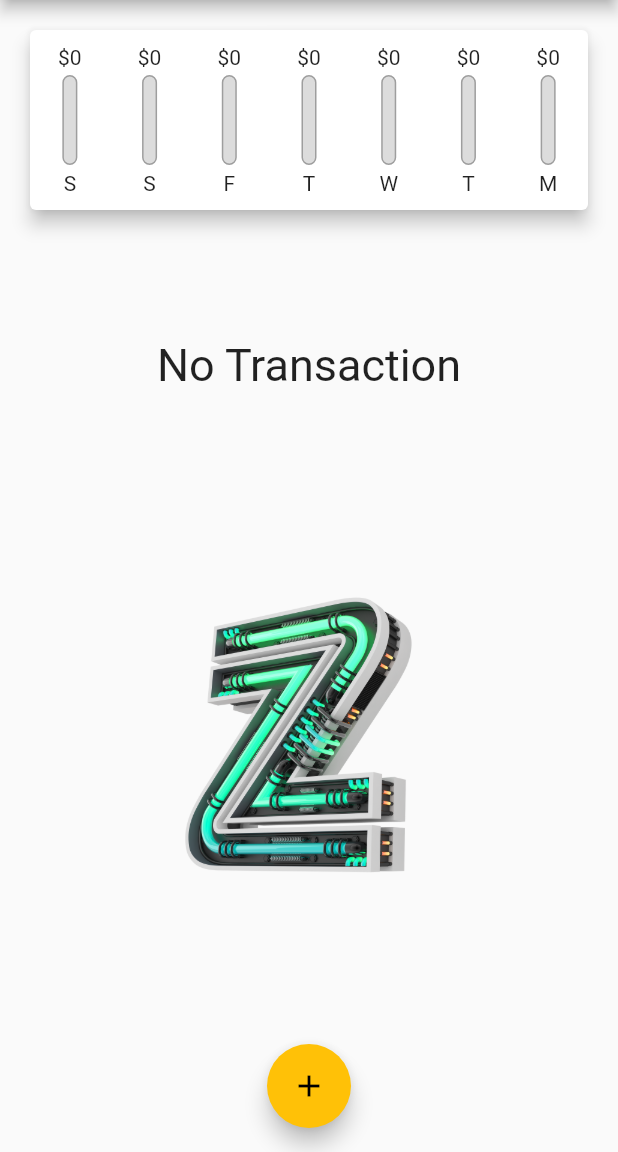
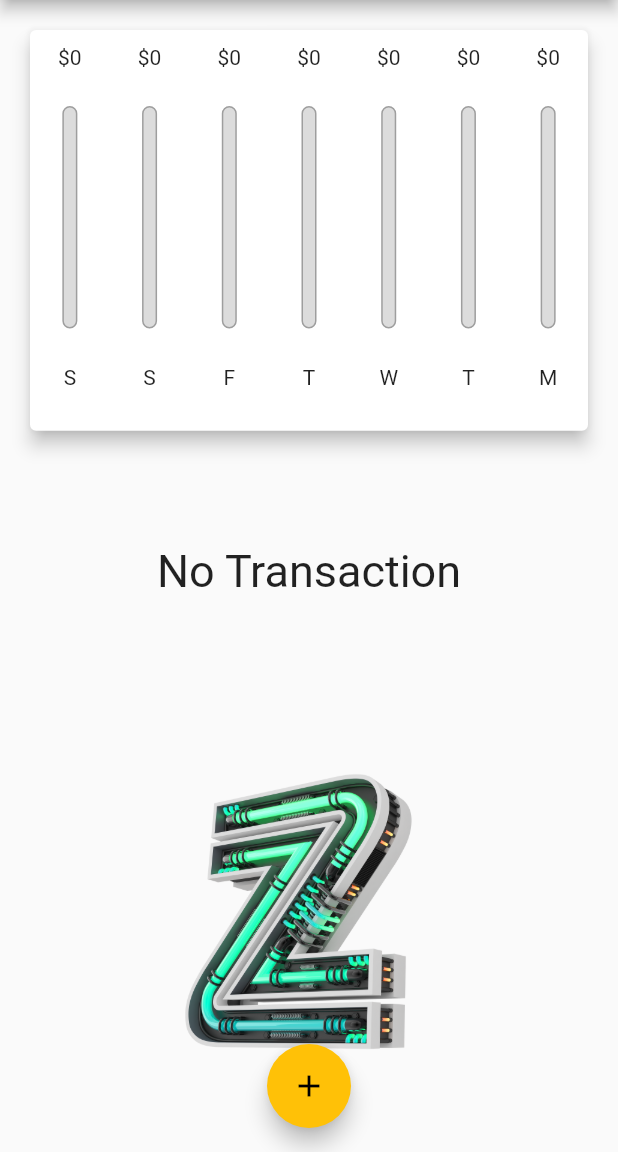
Before and after one commit to msarifin29/expense_app, a Flutter app: the screen it shows after launch, on a phone screen of 412 x 824 dp, the part 84-1236 px from its top. Run offline on Flutter 3.47's test engine with Material 2 defaults, Android fonts, the phone set to English and light mode, and no system bars.

Commit message:
menambahkan mediaquery

```diff
--- a/lib/main.dart
+++ b/lib/main.dart
@@ -45,6 +45,13 @@ class ExpenseApp extends StatefulWidget {
 
 class _ExpenseAppState extends State<ExpenseApp> {
   final List<Transaction> _userTransactions = [];
+  final appBar = AppBar(
+    title: const Text(
+      'Personal Expense',
+      style: TextStyle(fontFamily: 'OpenSans'),
+    ),
+    centerTitle: true,
+  );
 
   List<Transaction> get _recentTransaction {
     return _userTransactions.where((tx) {
@@ -80,20 +87,24 @@ class _ExpenseAppState extends State<ExpenseApp> {
   @override
   Widget build(BuildContext context) {
     return Scaffold(
-      appBar: AppBar(
-        title: const Text(
-          'Personal Expense',
-          style: TextStyle(fontFamily: 'OpenSans'),
-        ),
-        centerTitle: true,
-      ),
+      appBar: appBar,
       body: SingleChildScrollView(
           child: Column(
         children: [
-          Chart(recentTransaction: _recentTransaction),
-          ListTransaction(
-            transactions: _userTransactions,
-            deleteTx: _deleteTransaction,
+          SizedBox(
+              height: (MediaQuery.of(context).size.height -
+                      appBar.preferredSize.height -
+                      MediaQuery.of(context).padding.top) *
+                  0.4,
+              child: Chart(recentTransaction: _recentTransaction)),
+          SizedBox(
+            height: (MediaQuery.of(context).size.height -
+                    appBar.preferredSize.height) *
+                0.6,
+            child: ListTransaction(
+              transactions: _userTransactions,
+              deleteTx: _deleteTransaction,
+            ),
           ),
         ],
       )),
--- a/lib/widgets/chart_bar.dart
+++ b/lib/widgets/chart_bar.dart
@@ -13,16 +13,17 @@ class ChartBar extends StatelessWidget {
   final double totalSpendingAmount;
   @override
   Widget build(BuildContext context) {
+    return LayoutBuilder(builder: (context, constraints) {
       return Column(
         children: [
           FittedBox(
             child: Text('\$${spendingAmount.toStringAsFixed(0)}'),
           ),
-        const SizedBox(
-          height: 4,
+          SizedBox(
+            height: constraints.maxHeight * 0.1,
           ),
           SizedBox(
-          height: 60,
+            height: constraints.maxHeight * 0.6,
             width: 10,
             child: Stack(
               children: [
@@ -45,11 +46,12 @@ class ChartBar extends StatelessWidget {
               ],
             ),
           ),
-        const SizedBox(
-          height: 4,
+          SizedBox(
+            height: constraints.maxHeight * 0.1,
           ),
-        Text(label)
+          SizedBox(child: Text(label))
         ],
       );
+    });
   }
 }
--- a/lib/widgets/list_transaction.dart
+++ b/lib/widgets/list_transaction.dart
@@ -11,7 +11,6 @@ class ListTransaction extends StatelessWidget {
   @override
   Widget build(BuildContext context) {
     return SizedBox(
-        height: 500,
         child: transactions.isEmpty
             ? Column(
                 mainAxisAlignment: MainAxisAlignment.spaceAround,
```
Lines whose indentation alone changed are shown as unchanged.
